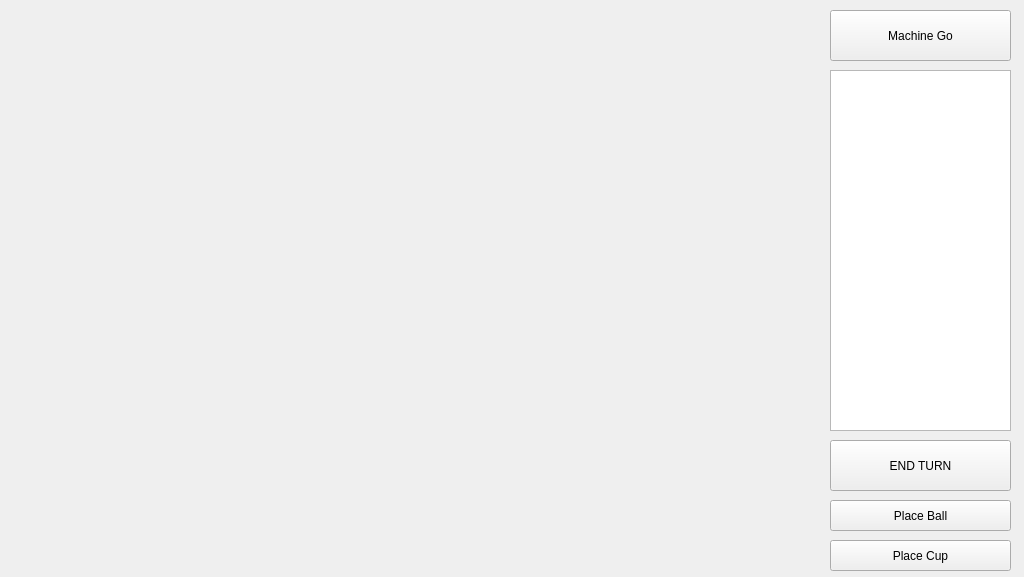
The window that RCBigAlgo/RCBigQtAlgo/mainwindow.ui (qiayuanl/RM2019SummerCamp) describes before a commit, drawn with Qt 5.
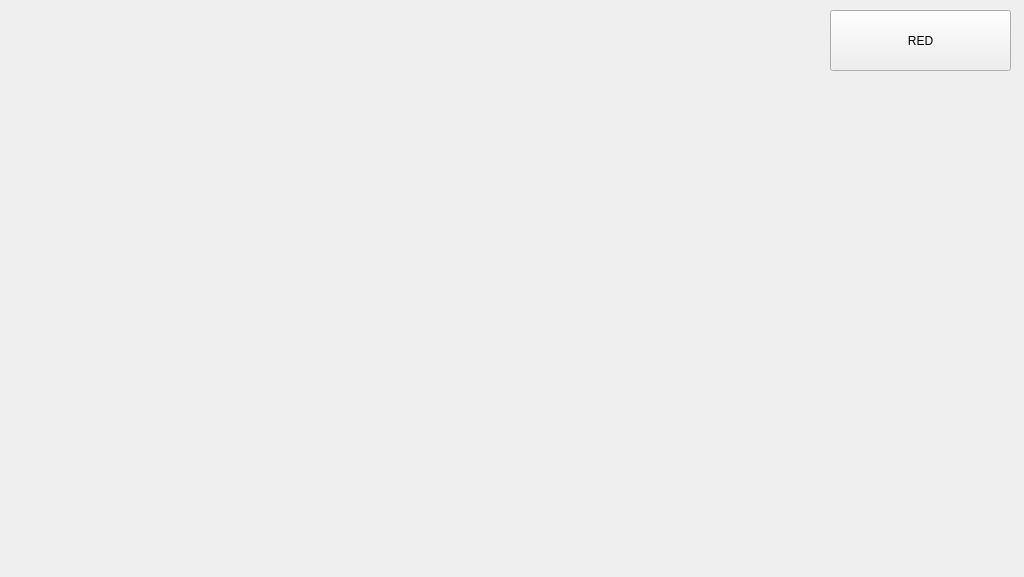
The same window after the commit.

Diff of the .ui file:
```diff
--- a/RCBigAlgo/RCBigQtAlgo/mainwindow.ui
+++ b/RCBigAlgo/RCBigQtAlgo/mainwindow.ui
@@ -29,82 +29,13 @@
     <property name="geometry">
      <rect>
       <x>830</x>
-      <y>500</y>
-      <width>181</width>
-      <height>31</height>
-     </rect>
-    </property>
-    <property name="text">
-     <string>Place Ball</string>
-    </property>
-   </widget>
-   <widget class="QPushButton" name="pbPlaceCup">
-    <property name="geometry">
-     <rect>
-      <x>830</x>
-      <y>540</y>
-      <width>181</width>
-      <height>31</height>
-     </rect>
-    </property>
-    <property name="text">
-     <string>Place Cup</string>
-    </property>
-   </widget>
-   <widget class="QLabel" name="lbGameStatus">
-    <property name="geometry">
-     <rect>
-      <x>820</x>
       <y>10</y>
-      <width>121</width>
-      <height>41</height>
-     </rect>
-    </property>
-    <property name="font">
-     <font>
-      <pointsize>15</pointsize>
-      <weight>75</weight>
-      <bold>true</bold>
-     </font>
-    </property>
-    <property name="text">
-     <string/>
-    </property>
-   </widget>
-   <widget class="QPushButton" name="pEndTurn">
-    <property name="geometry">
-     <rect>
-      <x>830</x>
-      <y>440</y>
       <width>181</width>
-      <height>51</height>
+      <height>61</height>
      </rect>
     </property>
     <property name="text">
-     <string>END TURN</string>
-    </property>
-   </widget>
-   <widget class="QPushButton" name="pbSearch">
-    <property name="geometry">
-     <rect>
-      <x>830</x>
-      <y>10</y>
-      <width>181</width>
-      <height>51</height>
-     </rect>
-    </property>
-    <property name="text">
-     <string>Machine Go</string>
-    </property>
-   </widget>
-   <widget class="QPlainTextEdit" name="tGameStatus">
-    <property name="geometry">
-     <rect>
-      <x>830</x>
-      <y>70</y>
-      <width>181</width>
-      <height>361</height>
-     </rect>
+     <string>RED</string>
     </property>
    </widget>
   </widget>
```
Left out of the diff: 2 changed lines with no effect on the pictures.
